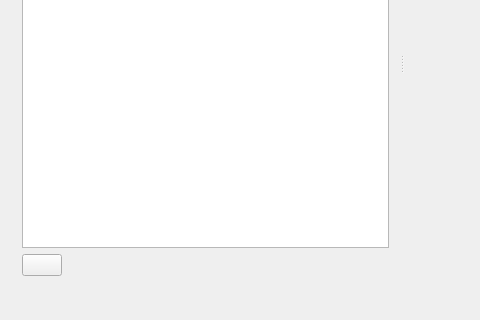
Above: PeTedit/MainWindow.ui from jonasfj/PeTe before the change; both pictures show x 0 to 480 and y 221 to 541 of the 815 by 541 pixel window. Below: the same form after it.
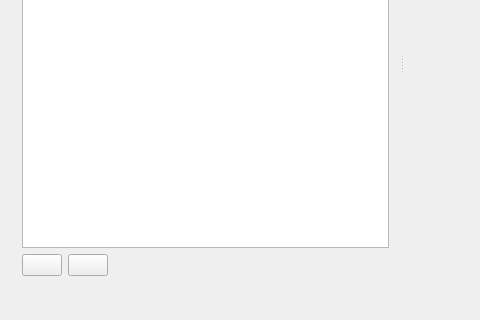
That is the form after the change.

Commit message: Variables can now be deleted from UI

```diff
--- a/PeTedit/MainWindow.ui
+++ b/PeTedit/MainWindow.ui
@@ -37,6 +37,13 @@
             </property>
            </widget>
           </item>
+          <item>
+           <widget class="QPushButton" name="deleteVariable">
+            <property name="text">
+             <string/>
+            </property>
+           </widget>
+          </item>
           <item>
            <spacer name="horizontalSpacer">
             <property name="orientation">
```
Left out of the diff: 2 changed lines with no effect on the pictures. The commit also changes 2 other files.
